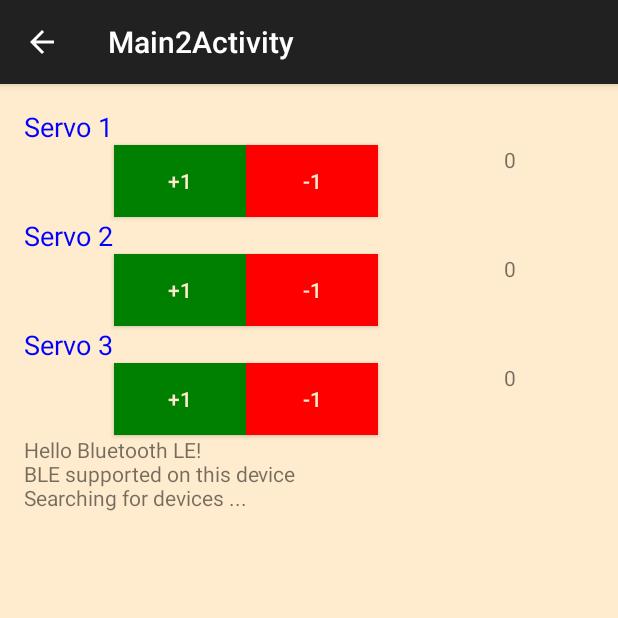
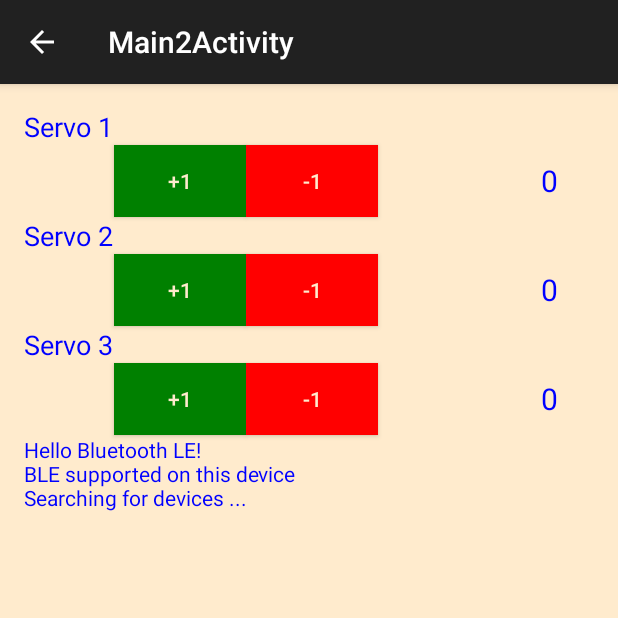
Before and after one commit to bmawji3/hackgt-2015, an Android app: the Main2Activity screen opened directly, with no data from a screen before it, on a phone screen of 412 x 824 dp, the top half of it. Run offline under Robolectric (Android 15) with nearby library versions, the phone set to English and light mode, and no system bars; 1 statement that could not run was skipped.

Commit message:
Changed colors and font size

```diff
--- a/2/app/src/main/res/layout/activity_main2.xml
+++ b/2/app/src/main/res/layout/activity_main2.xml
@@ -111,7 +111,8 @@
         android:layout_alignParentStart="true"
         android:layout_alignParentEnd="true"
         android:maxLines="30"
-        android:scrollbars="vertical" />
+        android:scrollbars="vertical"
+        android:textColor="@color/Blue"/>
 
     <TextView
         android:layout_width="60dp"
@@ -119,7 +120,11 @@
         android:id="@+id/servo1Text"
         android:layout_alignBottom="@+id/servo1minus"
         android:layout_alignTop="@+id/servo1minus"
-        android:layout_alignEnd="@+id/textView" />
+        android:layout_alignEnd="@+id/textView"
+        android:fontFamily="sans-serif"
+        android:gravity="center"
+        android:textSize="20sp"
+        android:textColor="@color/Blue" />
 
     <TextView
         android:layout_width="60dp"
@@ -127,7 +132,11 @@
         android:id="@+id/servo2Text"
         android:layout_alignTop="@+id/servo2minus"
         android:layout_alignStart="@+id/servo1Text"
-        android:layout_alignBottom="@+id/servo2minus" />
+        android:layout_alignBottom="@+id/servo2minus"
+        android:fontFamily="sans-serif"
+        android:gravity="center"
+        android:textSize="20sp"
+        android:textColor="@color/Blue" />
 
     <TextView
         android:layout_width="60dp"
@@ -135,6 +144,10 @@
         android:id="@+id/servo3Text"
         android:layout_above="@+id/textView"
         android:layout_alignEnd="@+id/textView"
-        android:layout_alignTop="@+id/servo3minus" />
+        android:layout_alignTop="@+id/servo3minus"
+        android:fontFamily="sans-serif"
+        android:gravity="center"
+        android:textSize="20sp"
+        android:textColor="@color/Blue" />
 
 </RelativeLayout>
```
